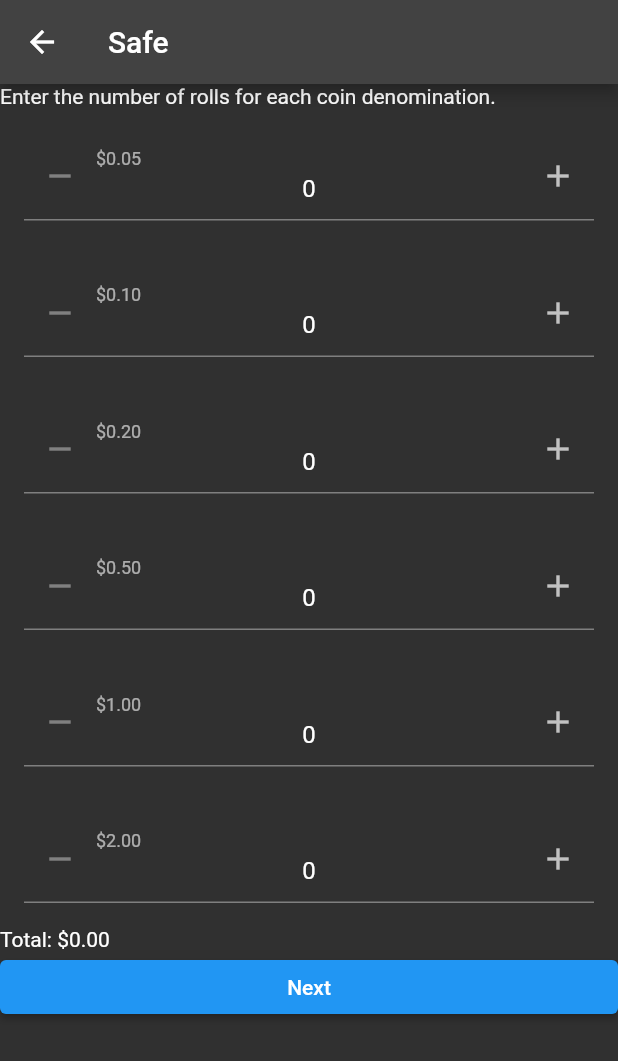
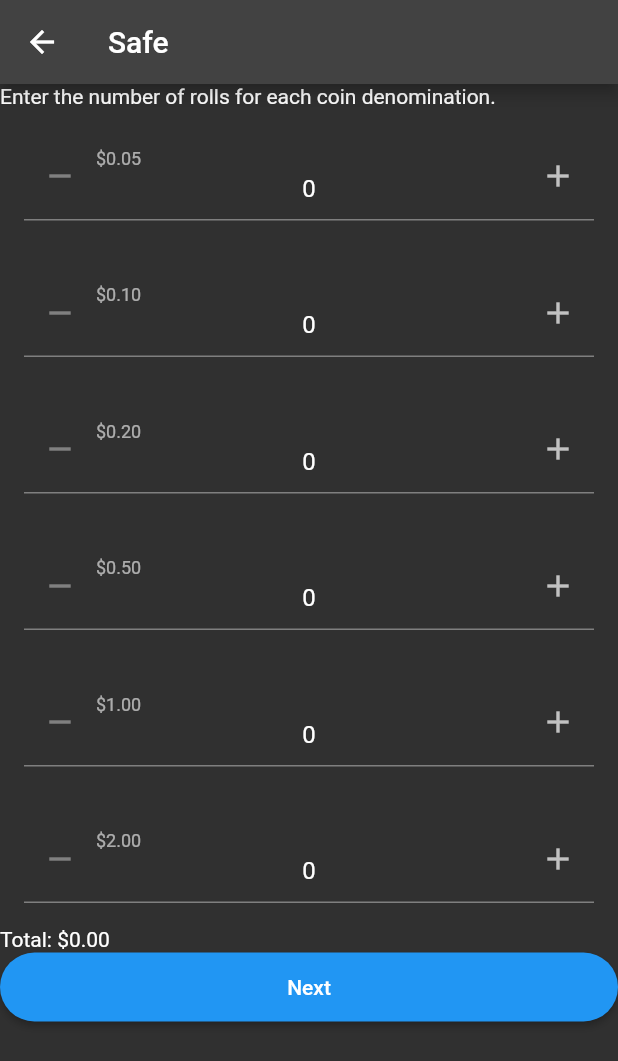
Before and after one commit to G-Tang2/g-tang2.github.io, a Flutter app: the screen it shows after launch, after a tap on "Start", on a phone screen of 412 x 824 dp. Shown: the top 1061 px of the screen. Run offline on Flutter 3.47's test engine with Material 2 defaults, Android fonts, the phone set to English and light mode, and no system bars; drawn by our look-alikes of flutter_spinbox.

Commit message:
Set default button shape to round

```diff
--- a/lib/main.dart
+++ b/lib/main.dart
@@ -30,8 +30,14 @@ class MyApp extends StatelessWidget {
   Widget build(BuildContext context) {
     return MaterialApp(
         title: 'Cash Counting',
-        theme: ThemeData(primarySwatch: Colors.blue),
-        darkTheme: ThemeData(brightness: Brightness.dark),
+        darkTheme: ThemeData(
+            brightness: Brightness.dark,
+            primarySwatch: Colors.blue,
+            elevatedButtonTheme: ElevatedButtonThemeData(
+                style: ElevatedButton.styleFrom(
+                    shape: RoundedRectangleBorder(
+                        borderRadius: BorderRadius.circular(26)),
+                    padding: const EdgeInsets.fromLTRB(50, 15, 50, 15)))),
         themeMode: ThemeMode.dark,
         initialRoute: '/',
         routes: {
--- a/lib/page/home.dart
+++ b/lib/page/home.dart
@@ -17,16 +17,30 @@ class _HomePageState extends State<HomePage> {
 
   @override
   Widget build(BuildContext context) => Scaffold(
-          body: Center(
-        child: Column(
+        body: Column(
           children: [
-            const Expanded(child: Center(child: Text('Cash Counting'))),
-            ElevatedButton(
-                onPressed: () {
-                  Navigator.pushNamed(context, '/safe');
-                },
-                child: const Text('Start'))
+            Expanded(
+                child: Center(
+                    child: Column(
+                        mainAxisAlignment: MainAxisAlignment.center,
+                        crossAxisAlignment: CrossAxisAlignment.center,
+                        children: const [
+                  Text(
+                    'Cash Counting',
+                    style: TextStyle(fontSize: 38),
+                  ),
+                  Text('Made For Sushi Sushi',
+                      style: TextStyle(color: Colors.grey))
+                ]))),
+            Container(
+                child: ElevatedButton(
+                  onPressed: () {
+                    Navigator.pushNamed(context, '/safe');
+                  },
+                  child: const Text('Start', style: TextStyle(fontSize: 18)),
+                ),
+                margin: const EdgeInsets.all(50))
           ],
         ),
-      ));
+      );
 }
```
